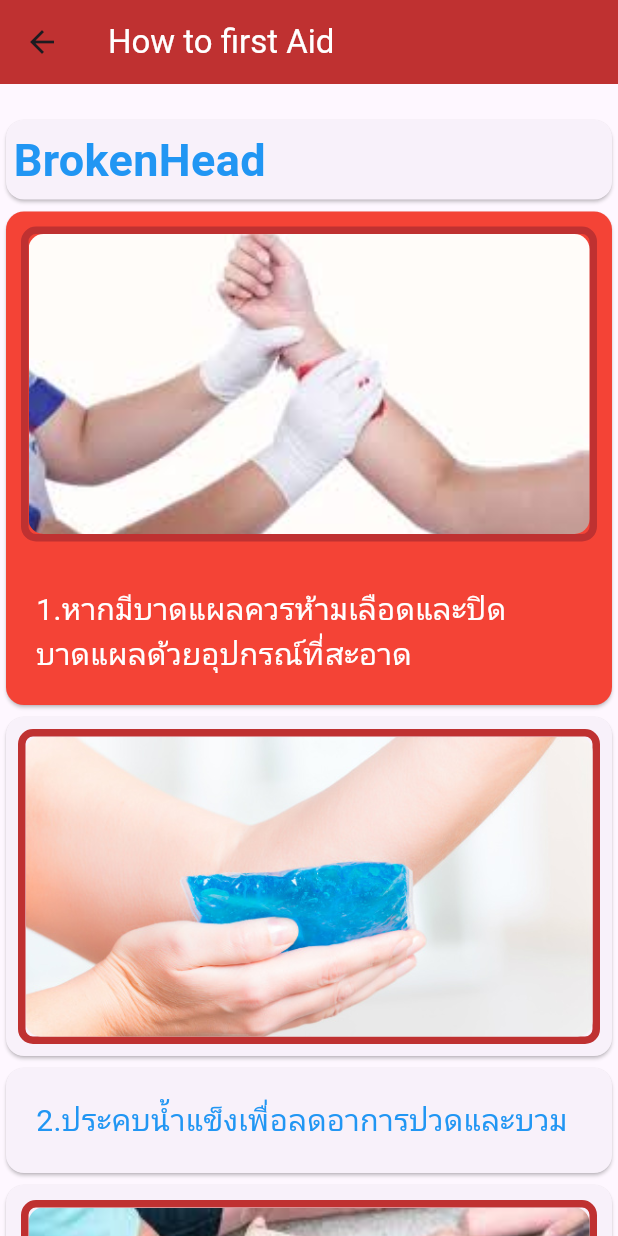
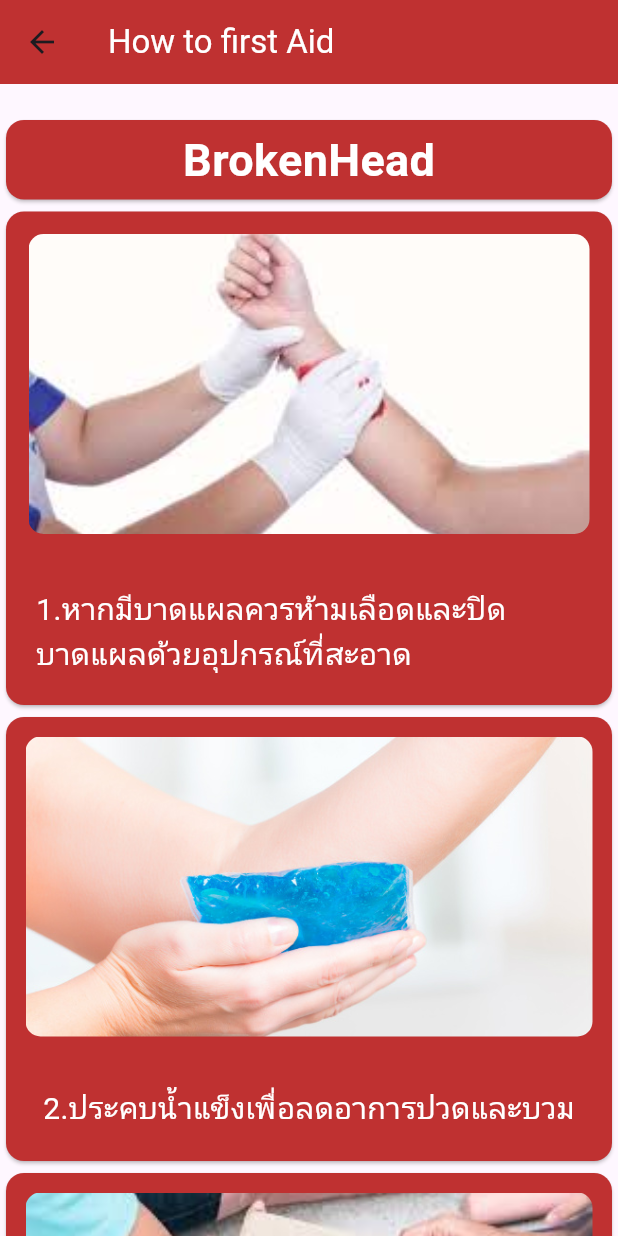
Before and after one commit to Sea1Salt/Emergence, a Flutter app: the BrokenHeadScreen screen opened directly, on a phone screen of 412 x 824 dp. Run offline on Flutter 3.47's test engine with Material 3 defaults, Android fonts, the light colour scheme and no system bars.

Commit message:
แก้แล้วนะล่าสุด

```diff
--- a/project2b/lib/Screen/keanhuk.dart
+++ b/project2b/lib/Screen/keanhuk.dart
@@ -9,26 +9,30 @@ class BrokenHeadScreen extends StatelessWidget {
   Widget build(BuildContext context) {
     return Scaffold(
       appBar: AppBar(
-        title: Text('How to first Aid', style: TextStyle(color: Colors.white)),
+        title: Text('How to first Aid',
+            style: TextStyle(color: Color.fromARGB(255, 255, 255, 255))),
         backgroundColor: Color.fromARGB(255, 191, 49, 49),
       ),
       body: ListView(
         children: [
           SizedBox(height: 20.0),
           Card(
+            color: Color.fromARGB(255, 191, 49, 49),
             child: Padding(
               padding: EdgeInsets.all(5.0),
+              child: Center(
                 child: Text(
                   'BrokenHead',
                   style: TextStyle(
                       fontSize: 30.0,
                       fontWeight: FontWeight.bold,
-                    color: Colors.blue),
+                      color: const Color.fromARGB(255, 255, 255, 255)),
+                ),
               ),
             ),
           ),
           Card(
-            color: Colors.red,
+            color: Color.fromARGB(255, 191, 49, 49),
             child: Column(
               children: [
                 Padding(
@@ -65,7 +69,10 @@ class BrokenHeadScreen extends StatelessWidget {
             ),
           ),
           Card(
-            child: Padding(
+            color: Color.fromARGB(255, 191, 49, 49),
+            child: Column(
+              children: [
+                Padding(
                   padding: const EdgeInsets.all(8.0),
                   child: Container(
                     decoration: BoxDecoration(
@@ -86,19 +93,24 @@ class BrokenHeadScreen extends StatelessWidget {
                     ),
                   ),
                 ),
-          ),
-          Card(
-            child: Padding(
+                Padding(
                   padding: EdgeInsets.all(20.0),
                   child: Text(
                     '2.ประคบน้ำแข็งเพื่อลดอาการปวดและบวม',
-                style: TextStyle(fontSize: 20.0, color: Colors.blue),
+                    style: TextStyle(
+                        fontSize: 20.0,
+                        color: const Color.fromARGB(255, 255, 255, 255)),
                   ),
+                ),
+              ],
             ),
           ),
           Card(
-            child: Padding(
-              padding: const EdgeInsets.all(10.0),
+            color: Color.fromARGB(255, 191, 49, 49),
+            child: Column(
+              children: [
+                Padding(
+                  padding: const EdgeInsets.all(8.0),
                   child: Container(
                     decoration: BoxDecoration(
                       borderRadius: BorderRadius.circular(10.0),
@@ -111,35 +123,59 @@ class BrokenHeadScreen extends StatelessWidget {
                       borderRadius: BorderRadius.circular(10.0),
                       child: Image.asset(
                         'assets/images/1.3.jpg',
-                    width: 200,
+                        width: double.infinity,
                         height: 200.0,
                         fit: BoxFit.cover,
                       ),
                     ),
                   ),
                 ),
-          ),
-          Card(
-            child: Padding(
+                Padding(
                   padding: EdgeInsets.all(20.0),
                   child: Text(
                     '3.ใช้ผ้าคล้องแขนพยุงกระดูกแขนหรือไหปลาร้า หรือใช้แผ่นไม้กระดาษหนังสือพิมพ์หรือนิตยสารม้วนจนแข็งมาใช้ดาม กระดูกชั่วคราวแทนเฝือกได้เช่นกัน',
-                style: TextStyle(fontSize: 20.0, color: Colors.blue),
+                    style: TextStyle(
+                        fontSize: 20.0,
+                        color: const Color.fromARGB(255, 255, 255, 255)),
+                  ),
+                ),
+              ],
+            ),
+          ),
+          Card(
+            color: Color.fromARGB(255, 191, 49, 49),
+            child: Column(
+              children: [
+                Padding(
+                  padding: const EdgeInsets.all(10.0),
+                  child: ClipRRect(
+                    borderRadius: BorderRadius.circular(10.0),
+                    child: Image.asset(
+                      'assets/images/1.4.jpg', // Provide your image path here
+                      width: 400,
+                      height: 200,
+                      fit: BoxFit.cover,
                     ),
                   ),
                 ),
-          Card(
-            child: Padding(
+                Padding(
                   padding: EdgeInsets.all(20.0),
                   child: Text(
                     '4.ห้ามนวดในบริเวณที่ได้รับบาดเจ็บเพราะอาจทำให้อาการกระดูกหักรุนแรงขึ้น',
-                style: TextStyle(fontSize: 20.0, color: Colors.blue),
+                    style: TextStyle(
+                        fontSize: 20.0,
+                        color: Colors.white), // Set text color to white
                   ),
+                ),
+              ],
             ),
           ),
           Card(
-            child: Padding(
-              padding: const EdgeInsets.all(10.0),
+            color: Color.fromARGB(255, 191, 49, 49),
+            child: Column(
+              children: [
+                Padding(
+                  padding: const EdgeInsets.all(8.0),
                   child: Container(
                     decoration: BoxDecoration(
                       borderRadius: BorderRadius.circular(10.0),
@@ -152,21 +188,23 @@ class BrokenHeadScreen extends StatelessWidget {
                       borderRadius: BorderRadius.circular(10.0),
                       child: Image.asset(
                         'assets/images/1.5.jpg',
-                    width: 200,
-                    height: 200,
+                        width: double.infinity,
+                        height: 200.0,
                         fit: BoxFit.cover,
                       ),
                     ),
                   ),
                 ),
-          ),
-          Card(
-            child: Padding(
+                Padding(
                   padding: EdgeInsets.all(20.0),
                   child: Text(
                     '5.หลีกเลี่ยงการกินอาหารหรือดื่มเครื่องดื่ม',
-                style: TextStyle(fontSize: 20.0, color: Colors.blue),
+                    style: TextStyle(
+                        fontSize: 20.0,
+                        color: const Color.fromARGB(255, 255, 255, 255)),
                   ),
+                ),
+              ],
             ),
           ),
         ],
```
Also changed, not shown: project2b/lib/Screen/BrokenArm.dart (+86 -93 lines). Lines whose indentation alone changed are shown as unchanged.
